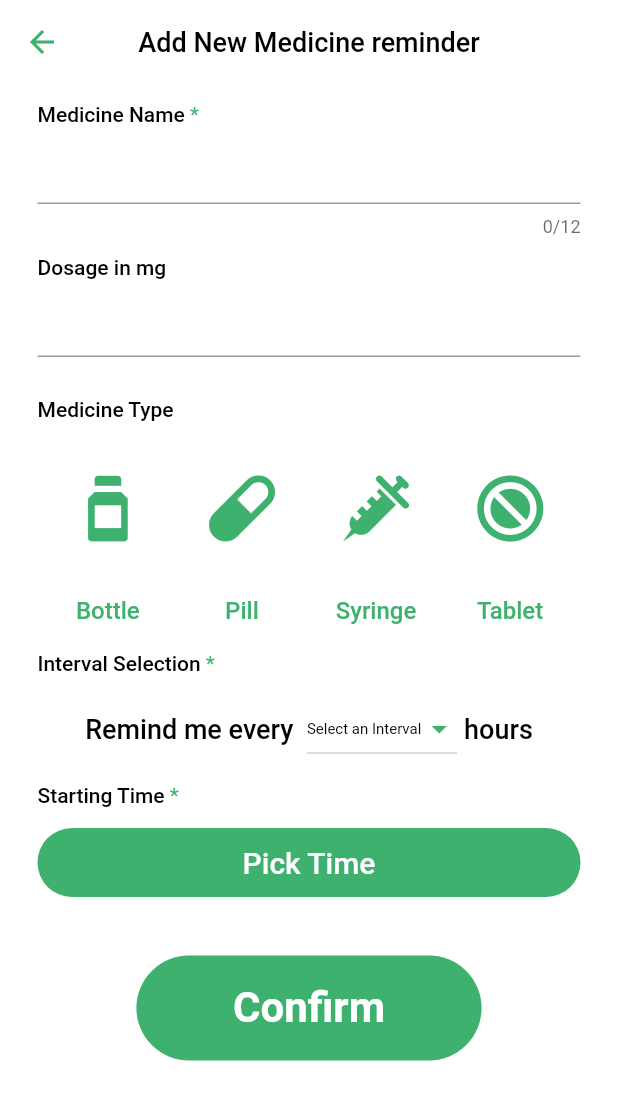
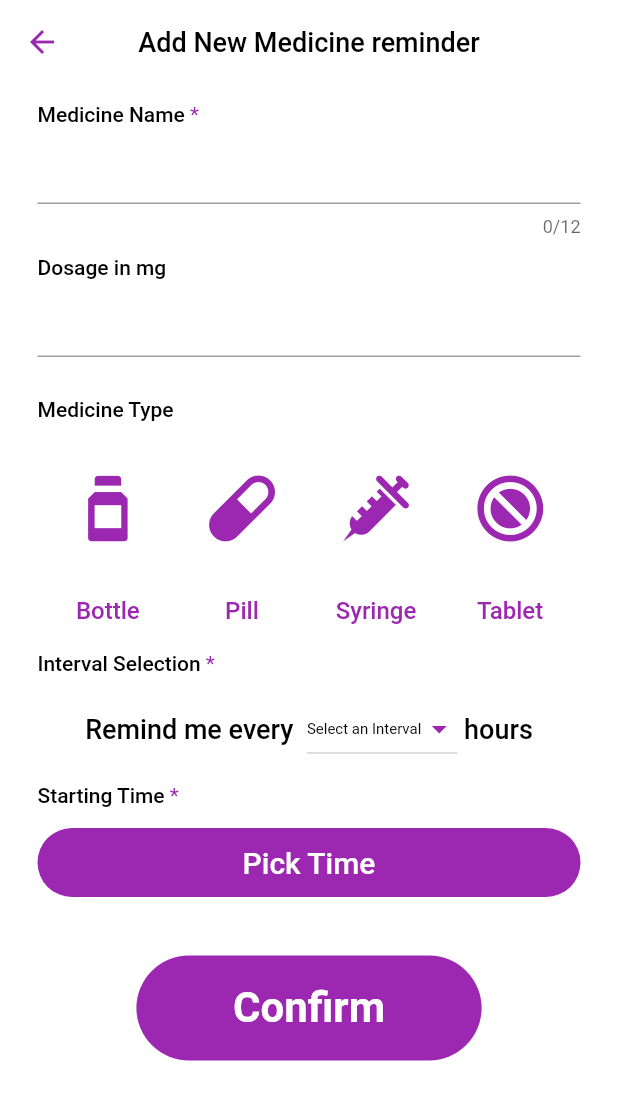
Before and after one commit to shazabahnacy/pill-reminderMobile, a Flutter app: the NewEntry screen opened directly, on a phone screen of 412 x 824 dp. Shown: the top 1100 px of the screen. Run offline on Flutter 3.47's test engine with Material 2 defaults, Android fonts, the phone set to English and light mode, and no system bars; our stand-ins replace flare_flutter, flutter_local_notifications.

Commit message:
Update new_entry.dart

```diff
--- a/lib/src/ui/new_entry/new_entry.dart
+++ b/lib/src/ui/new_entry/new_entry.dart
@@ -10,6 +10,8 @@ import 'package:medicine_reminder/src/ui/homepage/homepage.dart';
 import 'package:medicine_reminder/src/ui/success_screen/success_screen.dart';
 import 'package:provider/provider.dart';
 import 'package:flutter_local_notifications/flutter_local_notifications.dart';
+import 'package:medicine_reminder/src/ui/medicine_details/medicine_details.dart';
+import 'package:medicine_reminder/src/models/medicine.dart';
 
 class NewEntry extends StatefulWidget {
   @override
@@ -47,7 +49,7 @@ class _NewEntryState extends State<NewEntry> {
       appBar: AppBar(
         backgroundColor: Colors.white,
         iconTheme: IconThemeData(
-          color: Color(0xFF3EB16F),
+          color: Colors.purple,
         ),
         centerTitle: true,
         title: Text(
@@ -166,7 +168,7 @@ class _NewEntryState extends State<NewEntry> {
                 width: 220,
                 height: 70,
                 child: FlatButton(
-                    color: Color(0xFF3EB16F),
+                    color: Colors.purple,
                     shape: StadiumBorder(),
                     child: Center(
                       child: Text(
@@ -179,6 +181,10 @@ class _NewEntryState extends State<NewEntry> {
                       ),
                     ),
                     onPressed: () {
+                      Navigator.push(
+                          context,
+                          MaterialPageRoute(
+                              builder: (context) => SuccessScreen()));
                       String medicineName;
                       int dosage;
                       //--------------------Error Checking------------------------
@@ -268,7 +274,7 @@ class _IntervalSelectionState extends State<IntervalSelection> {
               ),
             ),
             DropdownButton<int>(
-              iconEnabledColor: Color(0xFF3EB16F),
+              iconEnabledColor: Colors.purple,
               hint: _selected == 0
                   ? Text(
                       "Select an Interval",
@@ -344,7 +350,7 @@ class _SelectTimeState extends State<SelectTime> {
       child: Padding(
         padding: EdgeInsets.only(top: 10.0, bottom: 4),
         child: FlatButton(
-          color: Color(0xFF3EB16F),
+          color: Colors.purple,
           shape: StadiumBorder(),
           onPressed: () {
             _selectTime(context);
@@ -391,7 +397,7 @@ class MedicineTypeColumn extends StatelessWidget {
             width: 85,
             decoration: BoxDecoration(
               borderRadius: BorderRadius.circular(10),
-              color: isSelected ? Color(0xFF3EB16F) : Colors.white,
+              color: isSelected ? Colors.purple : Colors.white,
             ),
             child: Center(
               child: Padding(
@@ -399,7 +405,7 @@ class MedicineTypeColumn extends StatelessWidget {
                 child: Icon(
                   IconData(iconValue, fontFamily: "Ic"),
                   size: 75,
-                  color: isSelected ? Colors.white : Color(0xFF3EB16F),
+                  color: isSelected ? Colors.white : Colors.purple,
                 ),
               ),
             ),
@@ -410,7 +416,7 @@ class MedicineTypeColumn extends StatelessWidget {
               width: 80,
               height: 30,
               decoration: BoxDecoration(
-                color: isSelected ? Color(0xFF3EB16F) : Colors.transparent,
+                color: isSelected ? Colors.purple : Colors.transparent,
                 borderRadius: BorderRadius.circular(12),
               ),
               child: Center(
@@ -418,7 +424,7 @@ class MedicineTypeColumn extends StatelessWidget {
                   name,
                   style: TextStyle(
                     fontSize: 16,
-                    color: isSelected ? Colors.white : Color(0xFF3EB16F),
+                    color: isSelected ? Colors.white : Colors.purple,
                     fontWeight: FontWeight.w500,
                   ),
                 ),
@@ -453,8 +459,11 @@ class PanelTitle extends StatelessWidget {
           ),
           TextSpan(
             text: isRequired ? " *" : "",
-            style: TextStyle(fontSize: 14, color: Color(0xFF3EB16F)),
-          ),
+            style: TextStyle(
+              fontSize: 14,
+              color: Colors.purple,
+            ),
+          )
         ]),
       ),
     );
```
